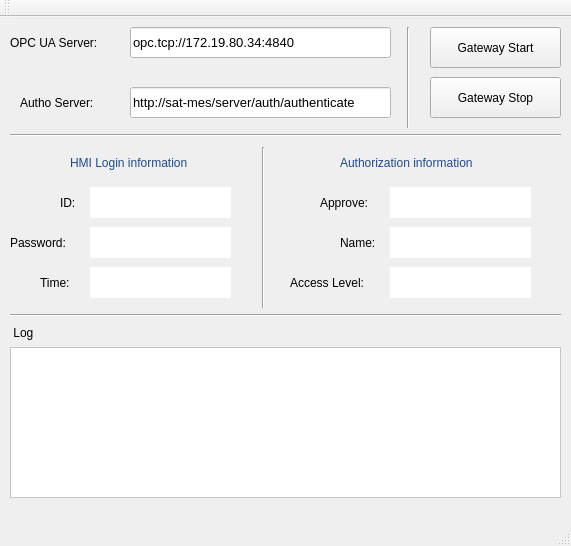
The window that hmiauthorization.ui (zcsd/Gateway_PoC) describes before a commit, drawn with Qt 5.
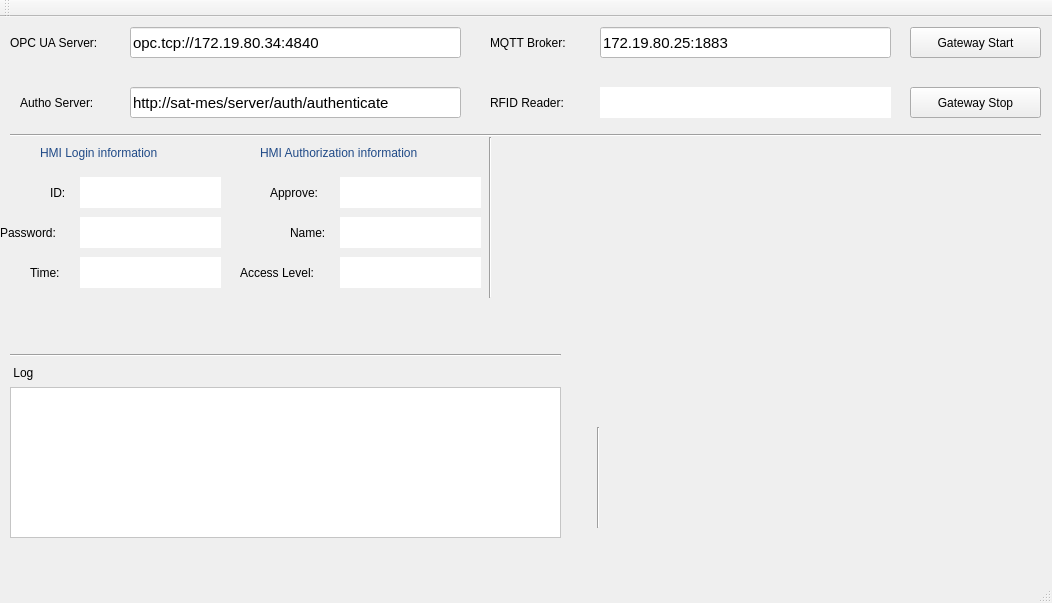
The same window after the commit.

Commit message: add mqtt and rfid class

```diff
--- a/hmiauthorization.ui
+++ b/hmiauthorization.ui
@@ -6,8 +6,8 @@
    <rect>
     <x>0</x>
     <y>0</y>
-    <width>571</width>
-    <height>546</height>
+    <width>1052</width>
+    <height>603</height>
    </rect>
   </property>
   <property name="windowTitle">
@@ -32,13 +32,13 @@
      <rect>
       <x>130</x>
       <y>10</y>
-      <width>261</width>
+      <width>331</width>
       <height>31</height>
      </rect>
     </property>
     <property name="font">
      <font>
-      <pointsize>10</pointsize>
+      <pointsize>11</pointsize>
      </font>
     </property>
     <property name="styleSheet">
@@ -66,13 +66,13 @@
      <rect>
       <x>130</x>
       <y>70</y>
-      <width>261</width>
+      <width>331</width>
       <height>31</height>
      </rect>
     </property>
     <property name="font">
      <font>
-      <pointsize>10</pointsize>
+      <pointsize>11</pointsize>
      </font>
     </property>
     <property name="styleSheet">
@@ -85,10 +85,10 @@
    <widget class="QPushButton" name="pushButtonStart">
     <property name="geometry">
      <rect>
-      <x>430</x>
+      <x>910</x>
       <y>10</y>
       <width>131</width>
-      <height>41</height>
+      <height>31</height>
      </rect>
     </property>
     <property name="text">
@@ -98,10 +98,10 @@
    <widget class="QPushButton" name="pushButtonStop">
     <property name="geometry">
      <rect>
-      <x>430</x>
-      <y>60</y>
+      <x>910</x>
+      <y>70</y>
       <width>131</width>
-      <height>41</height>
+      <height>31</height>
      </rect>
     </property>
     <property name="text">
@@ -111,8 +111,8 @@
    <widget class="QLabel" name="label_3">
     <property name="geometry">
      <rect>
-      <x>70</x>
-      <y>130</y>
+      <x>40</x>
+      <y>120</y>
       <width>181</width>
       <height>31</height>
      </rect>
@@ -127,9 +127,9 @@
    <widget class="QLabel" name="label_4">
     <property name="geometry">
      <rect>
-      <x>340</x>
-      <y>130</y>
-      <width>191</width>
+      <x>260</x>
+      <y>120</y>
+      <width>221</width>
       <height>31</height>
      </rect>
     </property>
@@ -137,14 +137,14 @@
      <string notr="true">color: rgb(32, 74, 135);</string>
     </property>
     <property name="text">
-     <string>Authorization information</string>
+     <string>HMI Authorization information</string>
     </property>
    </widget>
    <widget class="QLabel" name="label_5">
     <property name="geometry">
      <rect>
-      <x>60</x>
-      <y>170</y>
+      <x>50</x>
+      <y>160</y>
       <width>31</width>
       <height>31</height>
      </rect>
@@ -156,8 +156,8 @@
    <widget class="QLabel" name="label_6">
     <property name="geometry">
      <rect>
-      <x>10</x>
-      <y>210</y>
+      <x>0</x>
+      <y>200</y>
       <width>71</width>
       <height>31</height>
      </rect>
@@ -169,8 +169,8 @@
    <widget class="QLabel" name="label_7">
     <property name="geometry">
      <rect>
-      <x>320</x>
-      <y>170</y>
+      <x>270</x>
+      <y>160</y>
       <width>81</width>
       <height>31</height>
      </rect>
@@ -182,8 +182,8 @@
    <widget class="QLabel" name="label_8">
     <property name="geometry">
      <rect>
-      <x>340</x>
-      <y>210</y>
+      <x>290</x>
+      <y>200</y>
       <width>71</width>
       <height>31</height>
      </rect>
@@ -195,8 +195,8 @@
    <widget class="QLabel" name="label_9">
     <property name="geometry">
      <rect>
-      <x>290</x>
-      <y>250</y>
+      <x>240</x>
+      <y>240</y>
       <width>101</width>
       <height>31</height>
      </rect>
@@ -208,8 +208,8 @@
    <widget class="QLabel" name="labelID">
     <property name="geometry">
      <rect>
-      <x>90</x>
-      <y>170</y>
+      <x>80</x>
+      <y>160</y>
       <width>141</width>
       <height>31</height>
      </rect>
@@ -227,8 +227,8 @@
    <widget class="QLabel" name="labelPassword">
     <property name="geometry">
      <rect>
-      <x>90</x>
-      <y>210</y>
+      <x>80</x>
+      <y>200</y>
       <width>141</width>
       <height>31</height>
      </rect>
@@ -246,8 +246,8 @@
    <widget class="QLabel" name="labelApprove">
     <property name="geometry">
      <rect>
-      <x>390</x>
-      <y>170</y>
+      <x>340</x>
+      <y>160</y>
       <width>141</width>
       <height>31</height>
      </rect>
@@ -265,8 +265,8 @@
    <widget class="QLabel" name="labelName">
     <property name="geometry">
      <rect>
-      <x>390</x>
-      <y>210</y>
+      <x>340</x>
+      <y>200</y>
       <width>141</width>
       <height>31</height>
      </rect>
@@ -284,8 +284,8 @@
    <widget class="QLabel" name="labelAccessLevel">
     <property name="geometry">
      <rect>
-      <x>390</x>
-      <y>250</y>
+      <x>340</x>
+      <y>240</y>
       <width>141</width>
       <height>31</height>
      </rect>
@@ -303,8 +303,8 @@
    <widget class="QLabel" name="label_15">
     <property name="geometry">
      <rect>
-      <x>40</x>
-      <y>250</y>
+      <x>30</x>
+      <y>240</y>
       <width>41</width>
       <height>31</height>
      </rect>
@@ -316,8 +316,8 @@
    <widget class="QLabel" name="labelTimeLogin">
     <property name="geometry">
      <rect>
-      <x>90</x>
-      <y>250</y>
+      <x>80</x>
+      <y>240</y>
       <width>141</width>
       <height>31</height>
      </rect>
@@ -337,7 +337,7 @@
      <rect>
       <x>10</x>
       <y>110</y>
-      <width>551</width>
+      <width>1031</width>
       <height>16</height>
      </rect>
     </property>
@@ -348,8 +348,8 @@
    <widget class="Line" name="line_2">
     <property name="geometry">
      <rect>
-      <x>400</x>
-      <y>10</y>
+      <x>590</x>
+      <y>410</y>
       <width>16</width>
       <height>101</height>
      </rect>
@@ -362,21 +362,21 @@
     <property name="geometry">
      <rect>
       <x>10</x>
-      <y>290</y>
-      <width>551</width>
-      <height>16</height>
-     </rect>
-    </property>
-    <property name="orientation">
-     <enum>Qt::Horizontal</enum>
-    </property>
-   </widget>
-   <widget class="QListWidget" name="listWidget">
-    <property name="geometry">
-     <rect>
-      <x>10</x>
       <y>330</y>
       <width>551</width>
+      <height>16</height>
+     </rect>
+    </property>
+    <property name="orientation">
+     <enum>Qt::Horizontal</enum>
+    </property>
+   </widget>
+   <widget class="QListWidget" name="listWidget">
+    <property name="geometry">
+     <rect>
+      <x>10</x>
+      <y>370</y>
+      <width>551</width>
       <height>151</height>
      </rect>
     </property>
@@ -388,7 +388,7 @@
     <property name="geometry">
      <rect>
       <x>10</x>
-      <y>300</y>
+      <y>340</y>
       <width>41</width>
       <height>31</height>
      </rect>
@@ -400,8 +400,8 @@
    <widget class="Line" name="line_4">
     <property name="geometry">
      <rect>
-      <x>253</x>
-      <y>130</y>
+      <x>480</x>
+      <y>120</y>
       <width>20</width>
       <height>161</height>
      </rect>
@@ -410,6 +410,72 @@
      <enum>Qt::Vertical</enum>
     </property>
    </widget>
+   <widget class="QLabel" name="label_10">
+    <property name="geometry">
+     <rect>
+      <x>490</x>
+      <y>10</y>
+      <width>111</width>
+      <height>31</height>
+     </rect>
+    </property>
+    <property name="text">
+     <string>MQTT Broker:</string>
+    </property>
+   </widget>
+   <widget class="QLineEdit" name="lineEditAuthoUrl_2">
+    <property name="geometry">
+     <rect>
+      <x>600</x>
+      <y>10</y>
+      <width>291</width>
+      <height>31</height>
+     </rect>
+    </property>
+    <property name="font">
+     <font>
+      <pointsize>11</pointsize>
+     </font>
+    </property>
+    <property name="styleSheet">
+     <string notr="true">background-color: rgb(255, 255, 255);</string>
+    </property>
+    <property name="text">
+     <string>172.19.80.25:1883</string>
+    </property>
+   </widget>
+   <widget class="QLabel" name="label_11">
+    <property name="geometry">
+     <rect>
+      <x>490</x>
+      <y>70</y>
+      <width>111</width>
+      <height>31</height>
+     </rect>
+    </property>
+    <property name="text">
+     <string>RFID Reader:</string>
+    </property>
+   </widget>
+   <widget class="QLabel" name="labelName_2">
+    <property name="geometry">
+     <rect>
+      <x>600</x>
+      <y>70</y>
+      <width>291</width>
+      <height>31</height>
+     </rect>
+    </property>
+    <property name="styleSheet">
+     <string notr="true">background-color: rgb(255, 255, 255);</string>
+    </property>
+    <property name="text">
+     <string/>
+    </property>
+    <property name="alignment">
+     <set>Qt::AlignCenter</set>
+    </property>
+   </widget>
   </widget>
   <widget class="QMenuBar" name="menuBar">
    <property name="geometry">
```
Left out of the diff: 2 changed lines with no effect on the pictures. The commit also changes 8 other files.
